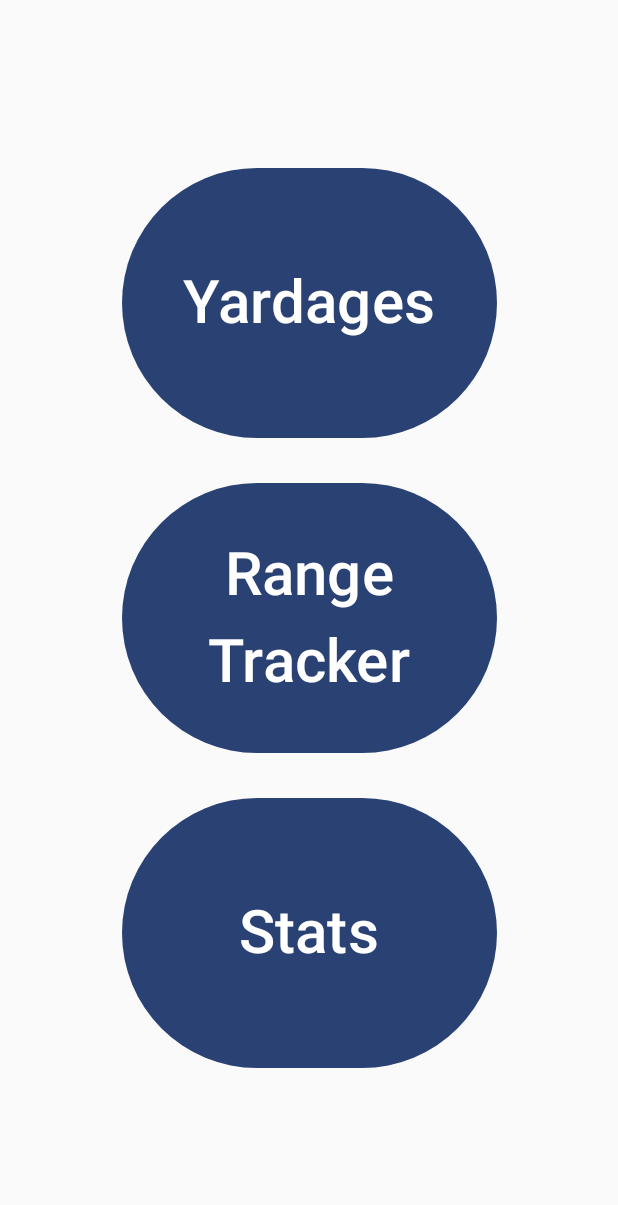
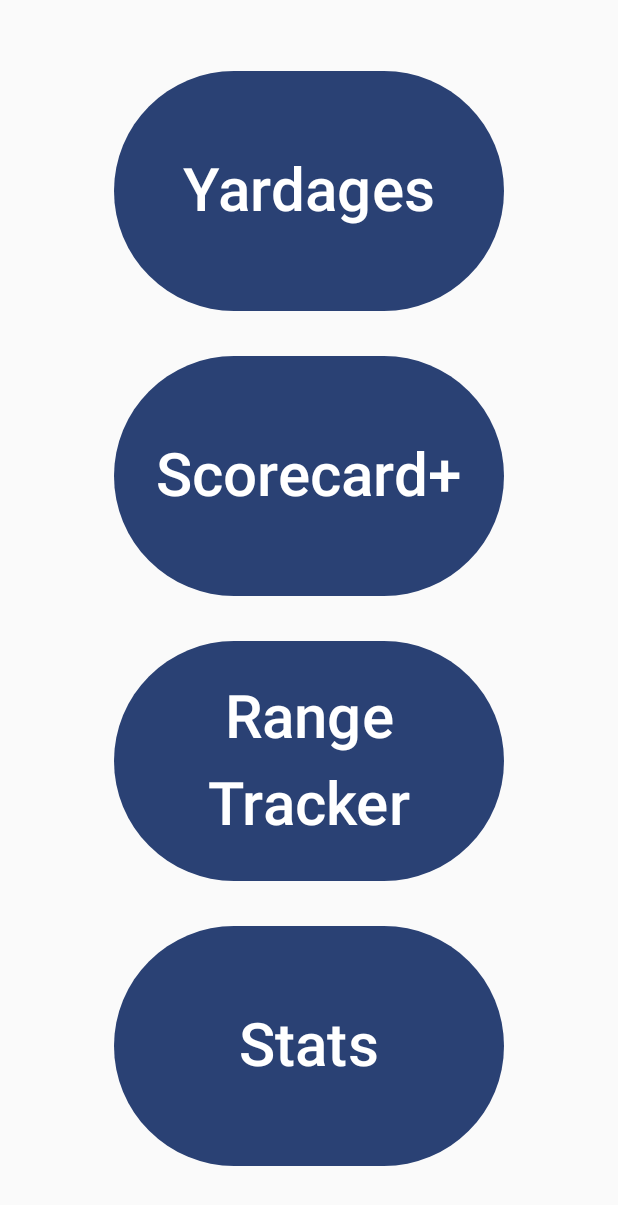
Before and after one commit to wiper8/GolfStats, an Android app built with Jetpack Compose: the SessionsScreen screen opened through its navigation route, after a tap on "return", on a phone screen of 412 x 824 dp. Shown: the top 1205 px of the screen. Run offline under Robolectric (Android 15) with nearby library versions, the phone set to English and light mode, and no system bars; our stand-ins replace Room's generated code.

```diff
--- a/app/src/main/java/com/example/golfstats/MainActivity.kt
+++ b/app/src/main/java/com/example/golfstats/MainActivity.kt
@@ -1,6 +1,8 @@
 package com.example.golfstats
 
+import CourseViewModel
 import android.os.Bundle
+import android.util.Log
 import androidx.activity.ComponentActivity
 import androidx.activity.compose.setContent
 import androidx.compose.runtime.Composable
@@ -16,6 +18,8 @@ import androidx.navigation.compose.navigation
 import androidx.navigation.compose.rememberNavController
 import androidx.navigation.navArgument
 import com.example.golfstats.ui.AppViewModelProvider
+import com.example.golfstats.ui.Course.CourseEvent
+import com.example.golfstats.ui.Course.NewCourseRowScreen
 import com.example.golfstats.ui.theme.GolfStatsTheme
 import com.example.golfstats.ui.MenuScreen
 import com.example.golfstats.ui.Sessions.SessionsScreen
@@ -43,7 +47,6 @@ enum class Screens(val title: String) {
     Menu("home"),
     Yardages("yardages"),
     Course("course"),
-    PlayCourseSession("PlayCourseSession"),
     NewCourse("newcourse"),
     Sessions("Sessions"),
     Stats("stats"),
@@ -72,19 +75,33 @@ fun GolfApp(
             }
         }
 
-        /*navigation(
+        navigation(
             startDestination = Screens.Course.name,
-            route = "course_graph"
+            route="course_graph"
         ) {
-            composable(Screens.Sessions.name) {
+            composable(Screens.Course.name) {
                 SessionsScreen(navController = navController, onNavClick = {
-                    navController.navigate(Screens.PlayCourseSession.name + "/$it")
-                })
+                    navController.navigate(Screens.PlaySession.name + "/${it}")
+                }, range_only = false)
             }
-            composable(Screens.NewCourse.name) {
-                NewCourseRowScreen(navController)
+            composable(Screens.NewCourse.name + "/{course_id}",
+                arguments = listOf(
+                    navArgument("course_id") {
+                        type = NavType.IntType
+                    }
+                )) {
+                val course_id = it.arguments?.getInt("course_id")
+                if (course_id != null) {
+                    val viewModel: CourseViewModel = viewModel(factory = AppViewModelProvider.Factory)
+                    val state = viewModel.state.collectAsState()
+                    val onEvent = viewModel::onEvent
+                    Log.d("EEEEE", "setting course id")
+                    onEvent(CourseEvent.SetCourseId(course_id))
+                    Log.d("EEEEE", "set! opening newCoursescreen")
+                    NewCourseRowScreen(state, viewModel.newRow, onEvent, navController = navController)
+                }
             }
-        }*/
+        }
 
         navigation(
             startDestination = Screens.Sessions.name,
@@ -93,7 +110,7 @@ fun GolfApp(
             composable(Screens.Sessions.name) {
                 SessionsScreen(navController = navController, onNavClick = {
                     navController.navigate(Screens.PlaySession.name + "/${it}")
-                })
+                }, range_only = true)
             }
             composable(Screens.PlaySession.name + "/{session_id}",
                 arguments = listOf(
--- a/app/src/main/java/com/example/golfstats/ui/AppViewModelProvider.kt
+++ b/app/src/main/java/com/example/golfstats/ui/AppViewModelProvider.kt
@@ -16,6 +16,7 @@
 
 package com.example.golfstats.ui
 
+import CourseViewModel
 import androidx.lifecycle.ViewModelProvider.AndroidViewModelFactory
 import androidx.lifecycle.viewmodel.CreationExtras
 import androidx.lifecycle.viewmodel.initializer
@@ -36,7 +37,8 @@ object AppViewModelProvider {
         }
         initializer {
             SessionsViewModel(golfstatsApplication().container.sessionsRepo,
-                golfstatsApplication().container.shotsRepo)
+                golfstatsApplication().container.shotsRepo,
+                golfstatsApplication().container.courseRepo)
         }
         initializer {
             ShotViewModel(golfstatsApplication().container.shotsRepo,
@@ -45,16 +47,14 @@ object AppViewModelProvider {
         initializer {
             StatsViewModel(golfstatsApplication().container.shotsRepo, golfstatsApplication().container.shotsavailableRepo)
         }
-        /*initializer {
+        initializer {
             CourseViewModel(golfstatsApplication().container.courseRepo)
-        }*/
+        }
         /*initializer {
             SessionsEntryViewModel(golfstatsApplication().container.sessionsRepo)
         }
 
-        initializer {
-            CourseViewModel(golfstatsApplication().container.courseRepo)
-        }
+
         initializer {
             CourseEntryViewModel(golfstatsApplication().container.courseRepo)
         }*/
--- a/app/src/main/java/com/example/golfstats/ui/Course/CourseEvent.kt
+++ b/app/src/main/java/com/example/golfstats/ui/Course/CourseEvent.kt
@@ -1,6 +1,7 @@
 package com.example.golfstats.ui.Course
 
 import com.example.golfstats.data.Course.CourseRow
+import com.example.golfstats.ui.Shots.ShotEvent
 
 
 sealed interface CourseEvent {
@@ -10,4 +11,5 @@ sealed interface CourseEvent {
     object Save: CourseEvent
     data class Edit(val row: CourseRow): CourseEvent
     data class Delete(val row: CourseRow): CourseEvent
+    data class SetCourseId(val course_id: Int): CourseEvent
 }
--- a/app/src/main/java/com/example/golfstats/ui/Course/CourseState.kt
+++ b/app/src/main/java/com/example/golfstats/ui/Course/CourseState.kt
@@ -4,6 +4,7 @@ import com.example.golfstats.data.Course.CourseRow
 
 
 data class CourseState(
+    val course_id: Int = 0,
     val coursesList: List<CourseRow> = listOf(),
     var current_row: CourseRow = CourseRow(),
     var is_new_screen_open: Boolean = false
--- a/app/src/main/java/com/example/golfstats/ui/Screens.kt
+++ b/app/src/main/java/com/example/golfstats/ui/Screens.kt
@@ -14,6 +14,7 @@ import androidx.compose.material.icons.filled.Close
 import androidx.compose.material.icons.filled.Done
 import androidx.compose.material3.Button
 import androidx.compose.material3.ExperimentalMaterial3Api
+import androidx.compose.material3.FilledTonalButton
 import androidx.compose.material3.Icon
 import androidx.compose.material3.Text
 import androidx.compose.runtime.Composable
@@ -24,7 +25,9 @@ import androidx.compose.ui.unit.sp
 import androidx.navigation.NavHostController
 
 @Composable
-fun MenuScreen(navController: NavHostController) {
+fun MenuScreen(navController: NavHostController, modifier: Modifier = Modifier
+    .width(260.dp)
+    .height(160.dp)) {
 
     Column(
         Modifier.fillMaxSize(),
@@ -34,23 +37,21 @@ fun MenuScreen(navController: NavHostController) {
         Button(onClick = {
             navController.navigate("yardages_graph")
         },
-            Modifier
-                .width(250.dp)
-                .height(180.dp)) {
+            modifier = modifier) {
             Text(text = "Yardages", fontSize = 40.sp)
         }
         Spacer(Modifier.height(30.dp))
-        /*Button(onClick = {
+        Button(onClick = {
             navController.navigate("course_graph")
-        }) {
-            Text(text="Scorecard+")
-        }*/
+        },
+            modifier = modifier) {
+            Text(text="Scorecard+", fontSize = 40.sp)
+        }
+        Spacer(Modifier.height(30.dp))
         Button(onClick = {
             navController.navigate("range_graph")
         },
-            Modifier
-                .width(250.dp)
-                .height(180.dp)) {
+            modifier = modifier) {
             Column(
                 horizontalAlignment = Alignment.CenterHorizontally
             ) {
@@ -63,9 +64,7 @@ fun MenuScreen(navController: NavHostController) {
         Button(onClick = {
             navController.navigate("stats_graph")
         },
-            Modifier
-                .width(250.dp)
-                .height(180.dp)) {
+            modifier = modifier) {
             Text(text="Stats", fontSize = 40.sp)
         }
     }
@@ -74,16 +73,23 @@ fun MenuScreen(navController: NavHostController) {
 @Composable
 fun ButtonEditDel(
     deleteEvent: () -> Unit,
-    saveEvent: () -> Unit
+    saveEvent: () -> Unit,
+    saveCondition: Boolean
 ) {
     Row {
         Button(onClick = deleteEvent) {
             Icon(Icons.Default.Close, contentDescription = "Cancel")
         }
-        Button(
-            onClick = saveEvent
-        ) {
-            Icon(Icons.Default.Done, contentDescription = "Save")
+        if(saveCondition) {
+            Button(
+                onClick = saveEvent
+            ) {
+                Icon(Icons.Default.Done, contentDescription = "Save")
+            }
+        } else {
+            FilledTonalButton(onClick = {}) {
+                Icon(Icons.Default.Done, contentDescription = "Save")
+            }
         }
     }
 }
--- a/app/src/main/java/com/example/golfstats/ui/Sessions/SessionEvent.kt
+++ b/app/src/main/java/com/example/golfstats/ui/Sessions/SessionEvent.kt
@@ -7,6 +7,7 @@ sealed interface SessionEvent {
     object OnAddNewClick: SessionEvent // bouton +
     object Dismiss: SessionEvent // cancel dans une création ou modification
     data class OnChangeddate(val date: String): SessionEvent // quand on écrit
+    data class OnChangedtype(val type: String): SessionEvent // quand on écrit
     object Save: SessionEvent // sauvegarder dans BD et potentiellement aller dans la session jouer
     data class Edit(val row: SessionRow): SessionEvent //bouton en crayon
     data class Delete(val row: SessionRow): SessionEvent //bouton en poubelle
--- a/app/src/main/java/com/example/golfstats/ui/Sessions/SessionsState.kt
+++ b/app/src/main/java/com/example/golfstats/ui/Sessions/SessionsState.kt
@@ -1,12 +1,15 @@
 package com.example.golfstats.ui.Sessions
 
+import com.example.golfstats.data.Course.CourseRow
 import com.example.golfstats.data.Sessions.SessionRow
 import com.example.golfstats.data.Shots.ShotRow
 
 data class SessionsState(
     val sessionsList: List<SessionRow> = listOf(),
     val allShots: List<ShotRow> = listOf(),
+    val allCourses: List<CourseRow> = listOf(),
     //var current_row: SessionRow = SessionRow(),
     var course_id_from_current_row: Int = 0,
-    var is_new_screen_open: Boolean = false
+    var is_new_screen_open: Boolean = false,
+    var is_new_course_screen_open: Boolean = false
 )
--- a/app/src/main/java/com/example/golfstats/ui/Sessions/SessionsViewModel.kt
+++ b/app/src/main/java/com/example/golfstats/ui/Sessions/SessionsViewModel.kt
@@ -6,6 +6,8 @@ import androidx.compose.runtime.mutableStateOf
 import androidx.compose.runtime.setValue
 import androidx.lifecycle.ViewModel
 import androidx.lifecycle.viewModelScope
+import com.example.golfstats.data.Course.CourseRepo
+import com.example.golfstats.data.Course.CourseRow
 import com.example.golfstats.data.Sessions.SessionRow
 import com.example.golfstats.data.Sessions.SessionsRepo
 import com.example.golfstats.data.Shots.ShotsRepo
@@ -21,22 +23,26 @@ import kotlinx.coroutines.flow.stateIn
 import kotlinx.coroutines.flow.update
 import kotlinx.coroutines.launch
 
-class SessionsViewModel(val sessionsRepo: SessionsRepo, val shotsRepo: ShotsRepo) : ViewModel() {
+class SessionsViewModel(val sessionsRepo: SessionsRepo, val shotsRepo: ShotsRepo, val courseRepo: CourseRepo) : ViewModel() {
 
     private val _state = MutableStateFlow(SessionsState())
 
     val state = combine(
         _state,
         sessionsRepo.getSessions(),
-        shotsRepo.getShots()
-    ) { state, sessionsList, allShots ->
+        shotsRepo.getShots(),
+        courseRepo.getCourses()
+    ) { state, sessionsList, allShots, allCourses ->
         state.copy(
             sessionsList = sessionsList,
-            allShots = allShots
+            allShots = allShots,
+            allCourses = allCourses
         )
     }.stateIn(viewModelScope, SharingStarted.WhileSubscribed(5000L), SessionsState())
 
     var newRow: SessionRow by mutableStateOf(SessionRow())
+        private set
+    var current_selected_course: CourseRow by mutableStateOf(CourseRow())
         private set
 
     private fun validateInput(row: SessionRow): Boolean {
@@ -68,6 +74,11 @@ class SessionsViewModel(val sessionsRepo: SessionsRepo, val shotsRepo: ShotsRepo
             is SessionEvent.OnChangeddate -> {
                 newRow = newRow.copy(
                     date = event.date,
+                )
+            }
+            is SessionEvent.OnChangedtype -> {
+                newRow = newRow.copy(
+                    type = event.type
                 )
             }
             SessionEvent.Save -> {
```
Also changed, not shown: app/src/main/java/com/example/golfstats/data/AppContainer.kt (+5 -4 lines), app/src/main/java/com/example/golfstats/ui/Course/CourseViewModel.kt (+13 -1 lines), app/src/main/java/com/example/golfstats/ui/Course/Screens.kt (+23 -70 lines), app/src/main/java/com/example/golfstats/ui/Sessions/Screens.kt (+38 -11 lines).
